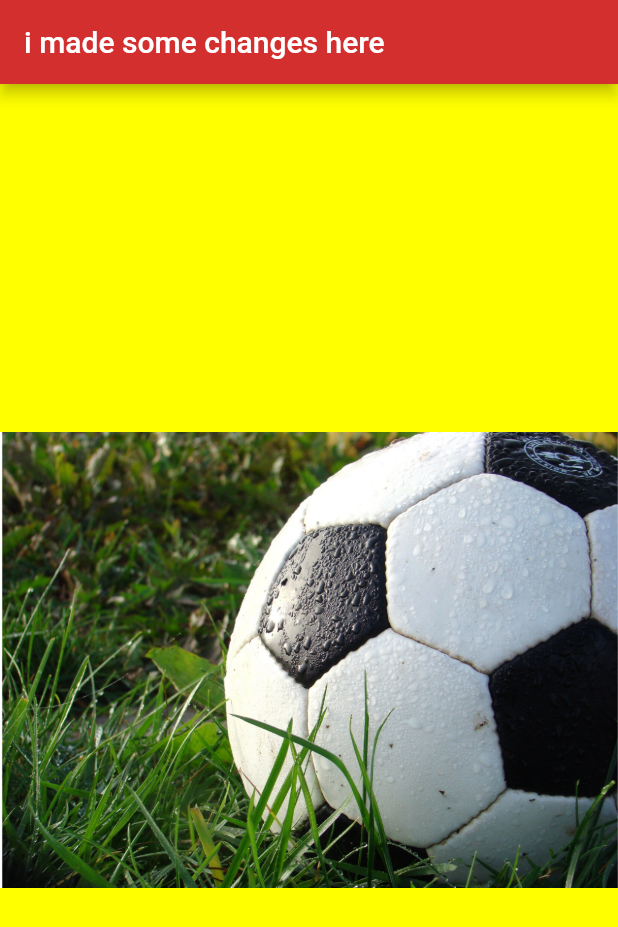
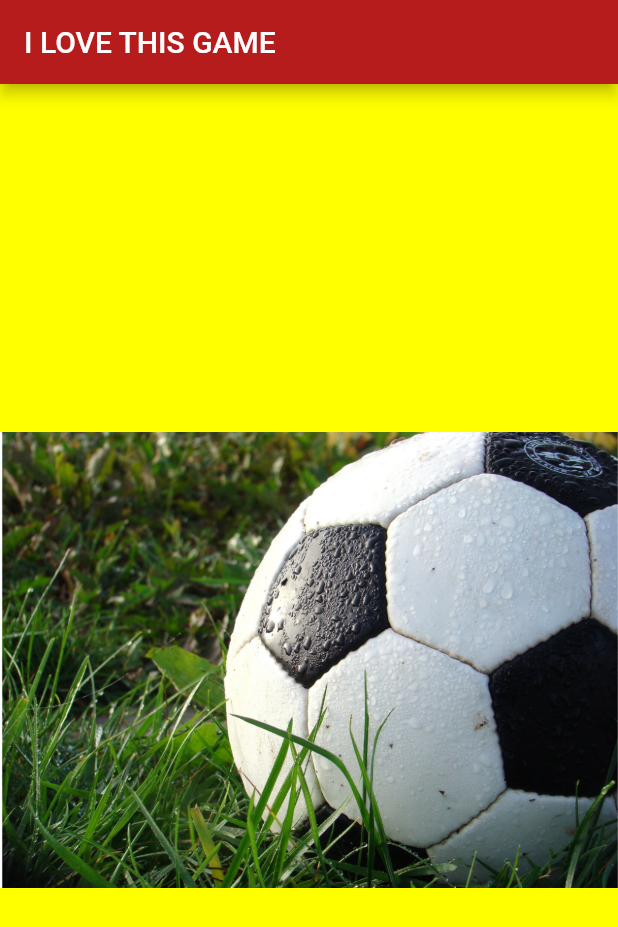
Before and after one commit to rohit2312-gif/git, a Flutter app: the screen it shows after launch, on a phone screen of 412 x 824 dp. Shown: the top 927 px of the screen. Run offline on Flutter 3.47's test engine with Material 2 defaults, Android fonts, the phone set to English and light mode, and no system bars.

Commit message:
changed app text

```diff
--- a/App/i_am_poor_app/lib/main.dart
+++ b/App/i_am_poor_app/lib/main.dart
@@ -6,8 +6,8 @@ void main() {
         home: Scaffold(
           backgroundColor: Colors.yellowAccent,
           appBar: AppBar(
-            title: Text('i made some changes here'),
-            backgroundColor: Colors.red[700],
+            title: Text('I LOVE THIS GAME'),
+            backgroundColor: Colors.red[900],
 
           ),
 
```
